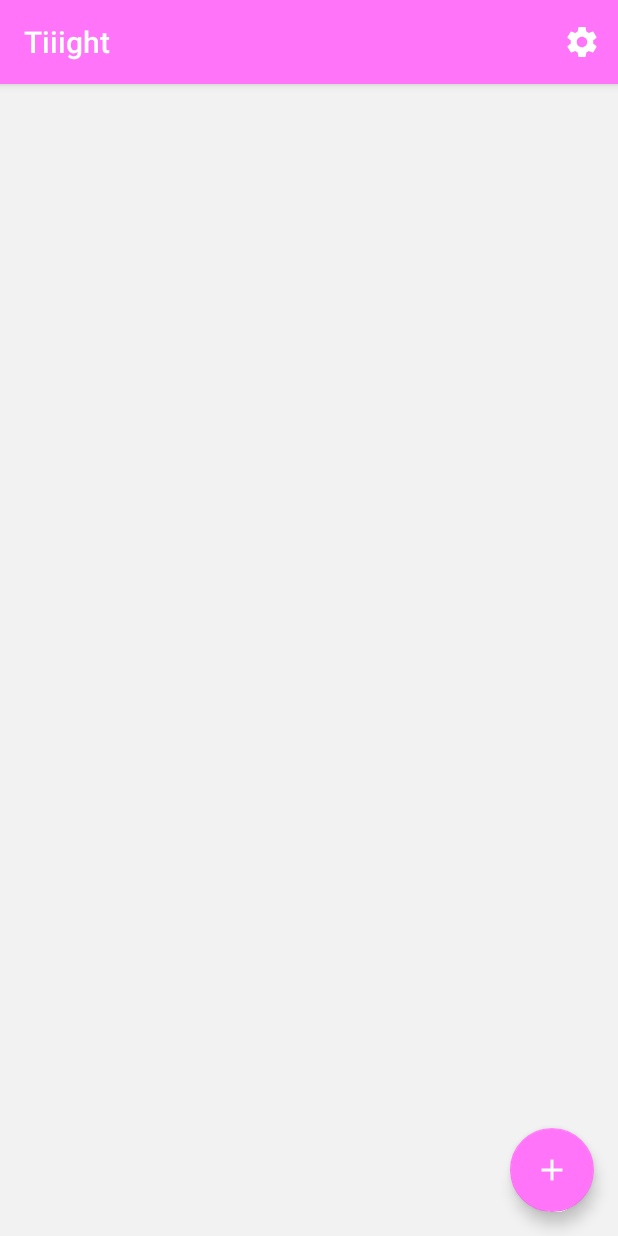
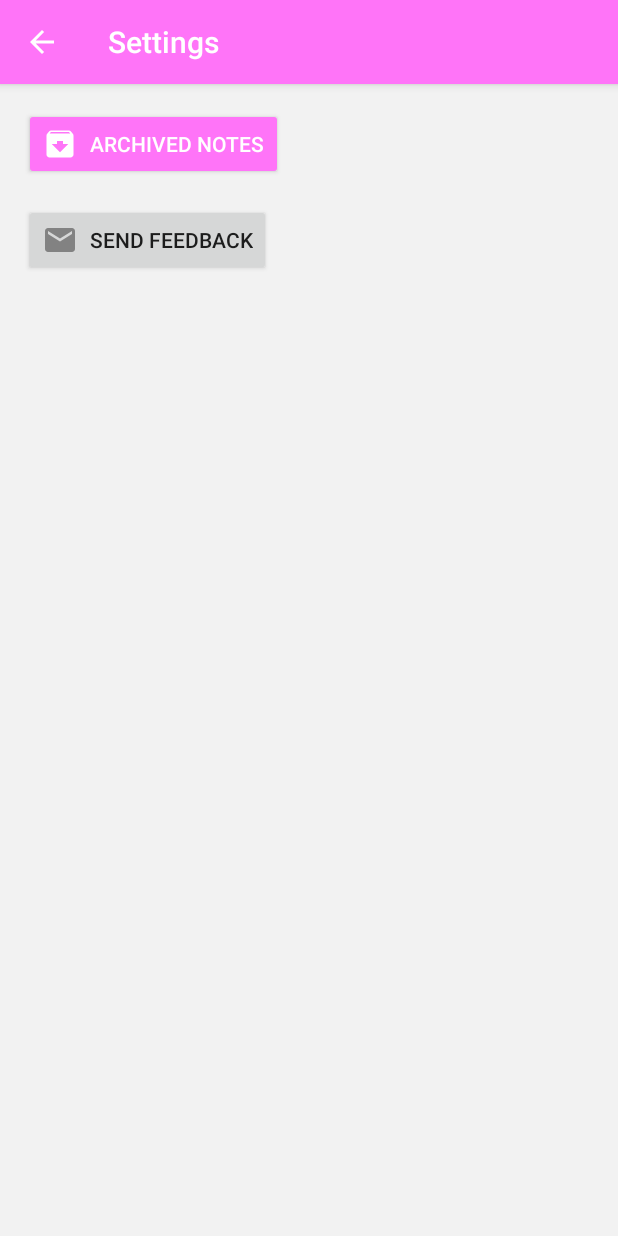
Before and after one commit to Queatz/Tiiight, an Android app: the screen it shows after launch (MainActivity), after a tap on "Settings", on a phone screen of 412 x 824 dp. Run offline under Robolectric (Android 15) with nearby library versions, the phone set to English and light mode, and no system bars; libraries missing offline, so code that uses them is left out: io.objectbox, io.objectbox.android, io.objectbox.reactive; 1 statement that could not run was skipped.

Commit message:
View archived notes

```diff
--- a/app/build.gradle
+++ b/app/build.gradle
@@ -10,7 +10,7 @@ android {
         applicationId "com.queatz.tiiight"
         minSdkVersion 21
         targetSdkVersion 28
-        versionCode 7
+        versionCode 8
         versionName "1.0"
         testInstrumentationRunner "androidx.test.runner.AndroidJUnitRunner"
     }
--- a/app/src/main/java/com/queatz/tiiight/models/ReminderModel.kt
+++ b/app/src/main/java/com/queatz/tiiight/models/ReminderModel.kt
@@ -4,7 +4,7 @@ import io.objectbox.annotation.Entity
 import java.util.*
 
 @Entity
-data class ReminderModel(
+data class ReminderModel constructor(
     var text: String = "",
     var done: Boolean = false,
     var date: Date = Date()
--- a/app/src/main/java/com/queatz/tiiight/models/SettingsModel.kt
+++ b/app/src/main/java/com/queatz/tiiight/models/SettingsModel.kt
@@ -4,6 +4,6 @@ import io.objectbox.annotation.Entity
 import java.util.*
 
 @Entity
-data class SettingsModel(
+data class SettingsModel constructor(
     var lastDate: Date = Date()
 ) : BaseModel()
--- a/app/src/main/java/com/queatz/tiiight/views/EditReminderFragment.kt
+++ b/app/src/main/java/com/queatz/tiiight/views/EditReminderFragment.kt
@@ -41,7 +41,7 @@ class EditReminderFragment : Fragment() {
     private var isQuickEdit: Boolean = false
 
     override fun onCreateView(inflater: LayoutInflater, container: ViewGroup?, savedInstanceState: Bundle?) =
-        inflater.inflate(R.layout.activity_edit_reminder, container, false)
+        inflater.inflate(R.layout.activity_edit_reminder, container, false)!!
 
     override fun onResume() {
         super.onResume()
@@ -103,6 +103,7 @@ class EditReminderFragment : Fragment() {
                 cal.set(Calendar.DAY_OF_MONTH, dayOfMonth)
 
                 it.date = cal.time
+                it.done = false
                 app.on(DataManager::class).box(ReminderModel::class).put(it)
 
                 calendarViewLayout.visibility = View.GONE
@@ -119,6 +120,7 @@ class EditReminderFragment : Fragment() {
                 cal.set(Calendar.MINUTE, minute)
 
                 it.date = cal.time
+                it.done = false
                 app.on(DataManager::class).box(ReminderModel::class).put(it)
                 showTime(it.date)
 
@@ -145,6 +147,7 @@ class EditReminderFragment : Fragment() {
 
             val adapter = ReminderTimeShortcutAdapter { date ->
                 it.date = date
+                it.done = false
                 app.on(DataManager::class).box(ReminderModel::class).put(it)
                 showTime(it.date)
 
--- a/app/src/main/java/com/queatz/tiiight/views/MainActivity.kt
+++ b/app/src/main/java/com/queatz/tiiight/views/MainActivity.kt
@@ -4,6 +4,7 @@ import android.os.Bundle
 import android.view.Menu
 import android.view.MenuItem
 import androidx.appcompat.app.AppCompatActivity
+import androidx.fragment.app.Fragment
 import androidx.recyclerview.widget.ItemTouchHelper
 import androidx.recyclerview.widget.LinearLayoutManager
 import com.google.android.material.snackbar.Snackbar
@@ -23,6 +24,7 @@ import java.util.*
 class MainActivity : AppCompatActivity() {
 
     private var remindersSubscription: DataSubscription? = null
+    private var settingsButton: MenuItem? = null
 
     override fun onCreate(savedInstanceState: Bundle?) {
         super.onCreate(savedInstanceState)
@@ -85,6 +87,9 @@ class MainActivity : AppCompatActivity() {
 
     override fun onCreateOptionsMenu(menu: Menu): Boolean {
         menuInflater.inflate(R.menu.menu_main, menu)
+        settingsButton = menu.findItem(R.id.action_settings)
+        settingsButton?.isVisible = supportFragmentManager.backStackEntryCount <= 0
+
         return true
     }
 
@@ -94,30 +99,44 @@ class MainActivity : AppCompatActivity() {
                 onBackPressed()
                 true
             }
-            R.id.action_settings -> true
+            R.id.action_settings -> {
+                showFragment(SettingsFragment.create(), getString(R.string.action_settings))
+                true
+            }
             else -> super.onOptionsItemSelected(item)
         }
     }
 
     private fun edit(reminder: ReminderModel, quickEdit: Boolean = false) {
+        showFragment(EditReminderFragment.create(reminder.objectBoxId, quickEdit), getString(R.string.edit_reminder))
+    }
+
+    internal fun showFragment(fragment: Fragment, name: String? = null) {
         supportFragmentManager.beginTransaction()
-            .addToBackStack(null)
-            .add(
-                R.id.content,
-                EditReminderFragment.create(reminder.objectBoxId, quickEdit)
-            )
+            .addToBackStack(name)
+            .add(R.id.content, fragment)
             .commit()
         supportActionBar?.apply {
-            setDisplayHomeAsUpEnabled(true)
-            setDisplayShowHomeEnabled(true)
+            reminders.post { refreshUpButton() }
         }
     }
 
     private fun refreshUpButton() {
+        val hasBackStack = supportFragmentManager.backStackEntryCount > 0
+
         supportActionBar?.apply {
-            setDisplayHomeAsUpEnabled(supportFragmentManager.backStackEntryCount > 0)
-            setDisplayShowHomeEnabled(supportFragmentManager.backStackEntryCount > 0)
+            title = if (hasBackStack) {
+                supportFragmentManager.getBackStackEntryAt(supportFragmentManager.backStackEntryCount - 1).name ?: getString(R.string.app_name)
+            } else {
+                getString(R.string.app_name)
+            }
+
+            setDisplayHomeAsUpEnabled(hasBackStack)
+            setDisplayShowHomeEnabled(hasBackStack)
         }
+        invalidateOptionsMenu()
+
+        if (hasBackStack) fab.hide() else fab.show()
     }
 }
 
--- a/app/src/main/java/com/queatz/tiiight/views/ReminderAdapter.kt
+++ b/app/src/main/java/com/queatz/tiiight/views/ReminderAdapter.kt
@@ -37,6 +37,10 @@ class ReminderAdapter(private val openCallback: (ReminderModel) -> Unit, private
             diffResult.dispatchUpdatesTo(this)
         }
 
+    var mainActionIconResId: Int = R.drawable.ic_check_black_24dp
+
+    var pastRemindersSectionHeaderName: Int = R.string.today
+
     override fun onCreateViewHolder(parent: ViewGroup, viewType: Int) =
         ViewHolder(
             LayoutInflater.from(parent.context).inflate(R.layout.item_reminder, parent, false)
@@ -71,7 +75,7 @@ class ReminderAdapter(private val openCallback: (ReminderModel) -> Unit, private
         val now = Date()
 
         if (now.after(reminder.date)) {
-            return resources.getString(R.string.today)
+            return resources.getString(pastRemindersSectionHeaderName)
         }
 
         if (DateUtils.isToday(reminder.date.time)) {
@@ -153,7 +157,7 @@ class SwipeOptions constructor(private val adapter: ReminderAdapter,
                 paint.color = resources.getColor(R.color.remove)
                 val background = RectF(viewRect.left, viewRect.top, dX, viewRect.bottom)
                 c.drawRect(background, paint)
-                icon = resources.getDrawable(R.drawable.ic_check_black_24dp).toBitmap(resources.getColor(
+                icon = resources.getDrawable(adapter.mainActionIconResId).toBitmap(resources.getColor(
                     R.color.white
                 ))
                 val iconRect = RectF(
--- /dev/null
+++ b/app/src/main/java/com/queatz/tiiight/views/SettingsFragment.kt
@@ -0,0 +1,26 @@
+package com.queatz.tiiight.views
+
+import android.os.Bundle
+import android.view.LayoutInflater
+import android.view.ViewGroup
+import androidx.fragment.app.Fragment
+import com.queatz.tiiight.R
+import com.queatz.tiiight.managers.EmailManager
+import com.queatz.tiiight.on
+import kotlinx.android.synthetic.main.activity_settings.*
+
+class SettingsFragment : Fragment() {
+    companion object {
+        fun create() = SettingsFragment()
+    }
+
+    override fun onCreateView(inflater: LayoutInflater, container: ViewGroup?, savedInstanceState: Bundle?) =
+        inflater.inflate(R.layout.activity_settings, container, false)!!
+
+    override fun onActivityCreated(savedInstanceState: Bundle?) {
+        super.onActivityCreated(savedInstanceState)
+        sendFeedback.setOnClickListener { app.on(EmailManager::class).sendFeedback() }
+        viewArchive.setOnClickListener { (activity as MainActivity).showFragment(ArchivedNotesFragment.create(), getString(R.string.archived_notes)) }
+    }
+
+}
--- /dev/null
+++ b/app/src/main/res/drawable/ic_archive_black_24dp.xml
@@ -0,0 +1,9 @@
+<vector xmlns:android="http://schemas.android.com/apk/res/android"
+        android:width="24dp"
+        android:height="24dp"
+        android:viewportWidth="24.0"
+        android:viewportHeight="24.0">
+    <path
+        android:fillColor="#FF000000"
+        android:pathData="M20.54,5.23l-1.39,-1.68C18.88,3.21 18.47,3 18,3H6c-0.47,0 -0.88,0.21 -1.16,0.55L3.46,5.23C3.17,5.57 3,6.02 3,6.5V19c0,1.1 0.9,2 2,2h14c1.1,0 2,-0.9 2,-2V6.5c0,-0.48 -0.17,-0.93 -0.46,-1.27zM12,17.5L6.5,12H10v-2h4v2h3.5L12,17.5zM5.12,5l0.81,-1h12l0.94,1H5.12z"/>
+</vector>
--- /dev/null
+++ b/app/src/main/res/drawable/ic_email_black_24dp.xml
@@ -0,0 +1,9 @@
+<vector xmlns:android="http://schemas.android.com/apk/res/android"
+        android:width="24dp"
+        android:height="24dp"
+        android:viewportWidth="24.0"
+        android:viewportHeight="24.0">
+    <path
+        android:fillColor="#FF000000"
+        android:pathData="M20,4L4,4c-1.1,0 -1.99,0.9 -1.99,2L2,18c0,1.1 0.9,2 2,2h16c1.1,0 2,-0.9 2,-2L22,6c0,-1.1 -0.9,-2 -2,-2zM20,8l-8,5 -8,-5L4,6l8,5 8,-5v2z"/>
+</vector>
--- /dev/null
+++ b/app/src/main/res/layout/activity_settings.xml
@@ -0,0 +1,33 @@
+<?xml version="1.0" encoding="utf-8"?>
+<androidx.constraintlayout.widget.ConstraintLayout
+        xmlns:android="http://schemas.android.com/apk/res/android"
+        android:layout_width="match_parent"
+        android:layout_height="match_parent" xmlns:app="http://schemas.android.com/apk/res-auto"
+        android:background="@color/background"
+        android:clickable="true">
+
+    <Button style="@android:style/Widget.Material.Button.Colored"
+            android:id="@+id/viewArchive"
+            android:layout_width="wrap_content"
+            android:layout_height="wrap_content"
+            app:layout_constraintTop_toTopOf="parent"
+            app:layout_constraintStart_toStartOf="parent"
+            android:layout_margin="@dimen/padDouble"
+            android:drawablePadding="@dimen/pad"
+            android:drawableStart="@drawable/ic_archive_black_24dp"
+            android:drawableTint="@color/white"
+            android:text="@string/archived_notes"/>
+
+    <Button style="@android:style/Widget.Material.Button"
+            android:id="@+id/sendFeedback"
+            android:layout_width="wrap_content"
+            android:layout_height="wrap_content"
+            app:layout_constraintTop_toBottomOf="@+id/viewArchive"
+            app:layout_constraintStart_toStartOf="parent"
+            android:layout_margin="@dimen/padDouble"
+            android:drawablePadding="@dimen/pad"
+            android:drawableStart="@drawable/ic_email_black_24dp"
+            android:drawableTint="@color/textHeader"
+            android:text="@string/send_feedback"/>
+
+</androidx.constraintlayout.widget.ConstraintLayout>
--- a/app/src/main/res/values/strings.xml
+++ b/app/src/main/res/values/strings.xml
@@ -8,4 +8,8 @@
     <string name="this_week">This week</string>
     <string name="later">Later</string>
     <string name="custom">Custom</string>
+    <string name="edit_reminder">Edit reminder</string>
+    <string name="send_feedback">Send feedback</string>
+    <string name="archived_notes">Archived notes</string>
+    <string name="archive">Archive</string>
 </resources>
```
Also changed, not shown: app/src/main/java/com/queatz/tiiight/managers/EmailManager.kt (added, +18 -0 lines), app/src/main/java/com/queatz/tiiight/views/ArchivedNotesFragment.kt (added, +73 -0 lines), app/src/main/res/drawable/ic_send_black_24dp.xml (added, +9 -0 lines), app/src/main/res/drawable/ic_unarchive_black_24dp.xml (added, +9 -0 lines), app/src/main/res/layout/activity_archived_notes.xml (added, +19 -0 lines).
